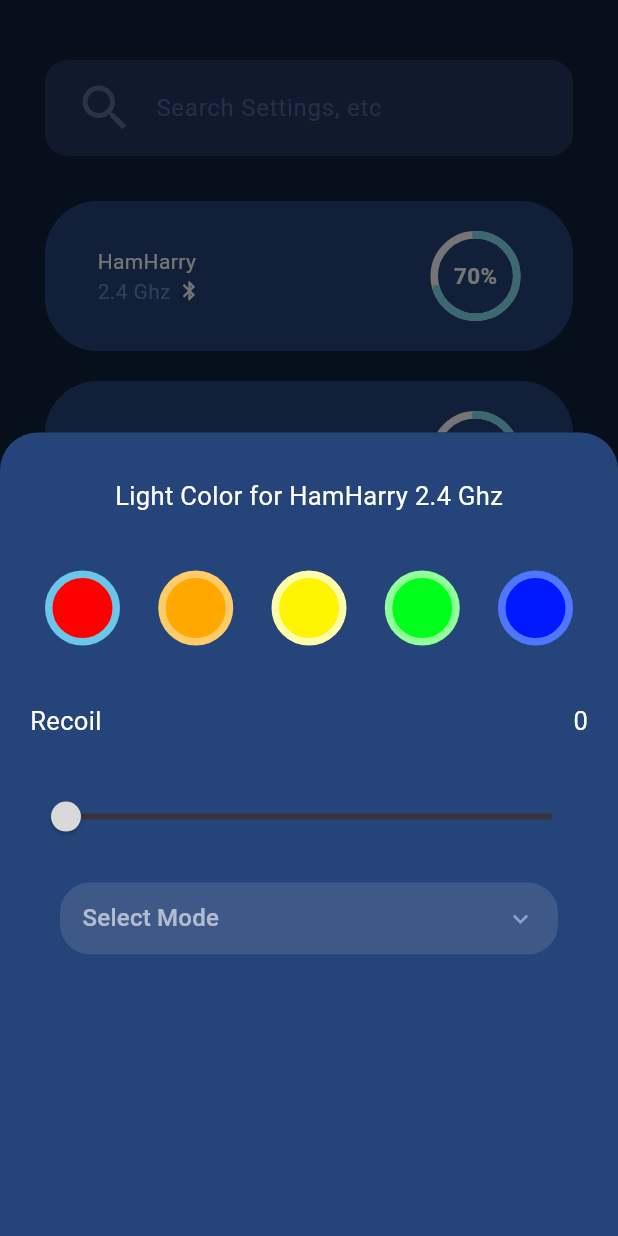
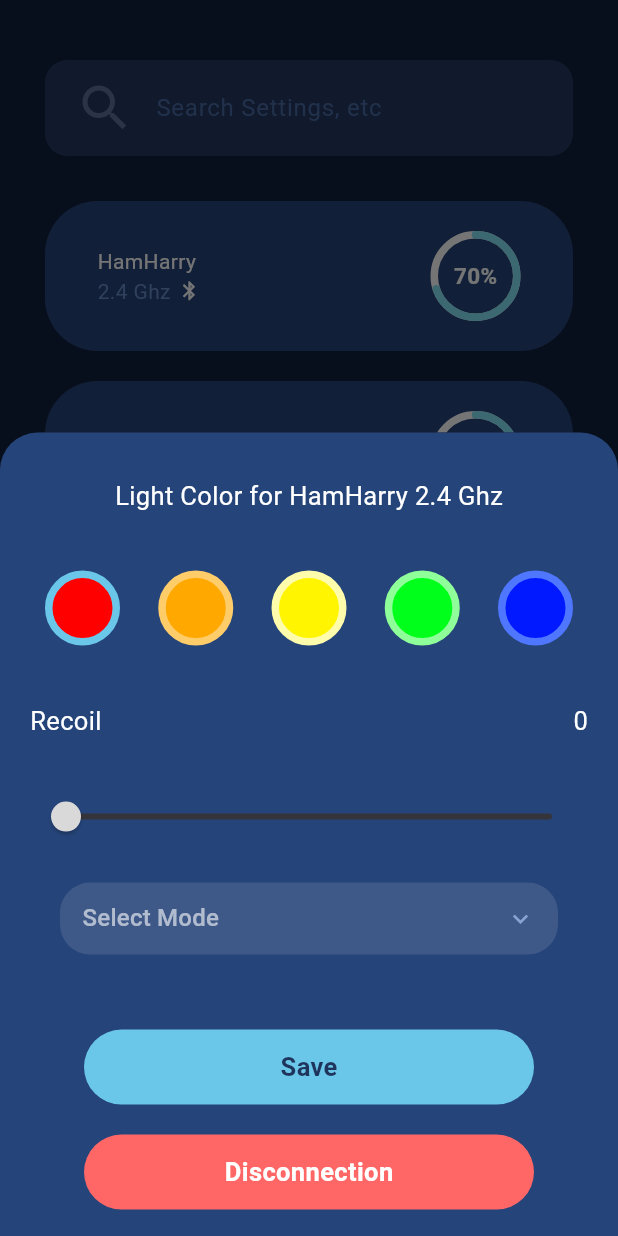
Before and after one commit to Lubpui/phandal_frontend, a Flutter app: the screen it shows after launch, after a tap on "HamHarry", on a phone screen of 412 x 824 dp. Run offline on Flutter 3.47's test engine with Material 3 defaults, Android fonts, the phone set to English and light mode, and no system bars; drawn by our look-alikes of percent_indicator.

Commit message:
Save_Disconnection__complete

```diff
--- a/lib/bottom_sheet.dart
+++ b/lib/bottom_sheet.dart
@@ -174,6 +174,58 @@ class _SheetState extends State<Sheet> {
                     ),
                   ),
                 ),
+                Padding(
+                  padding: const EdgeInsets.only(top: 50, left: 20, right: 20),
+                  child: GestureDetector(
+                    onTap: () {
+                      print("Save");
+                    },
+                    child: Container(
+                      width: 300,
+                      height: 50,
+                      decoration: BoxDecoration(
+                        borderRadius: BorderRadius.circular(25),
+                        color: const Color(0xff6BC7E9),
+                      ),
+                      child: const Center(
+                        child: Text(
+                          "Save",
+                          style: TextStyle(
+                            color: Color(0xff1E345C),
+                            fontWeight: FontWeight.bold,
+                            fontSize: 17,
+                          ),
+                        ),
+                      ),
+                    ),
+                  ),
+                ),
+                Padding(
+                  padding: const EdgeInsets.only(top: 20, left: 20, right: 20),
+                  child: GestureDetector(
+                    onTap: () {
+                      print("Disconnection");
+                    },
+                    child: Container(
+                      width: 300,
+                      height: 50,
+                      decoration: BoxDecoration(
+                        borderRadius: BorderRadius.circular(25),
+                        color: const Color(0xffFF6767),
+                      ),
+                      child: const Center(
+                        child: Text(
+                          "Disconnection",
+                          style: TextStyle(
+                            color: Color(0xffFFFFFF),
+                            fontWeight: FontWeight.bold,
+                            fontSize: 17,
+                          ),
+                        ),
+                      ),
+                    ),
+                  ),
+                ),
               ],
             ),
           )
--- a/lib/home_page.dart
+++ b/lib/home_page.dart
@@ -181,6 +181,7 @@ class _HomePageState extends State<HomePage> {
                 ),
                 SliverToBoxAdapter(
                   child: GestureDetector(
+                    // ontap in bluetooth_home
                     onTap: () {},
                     child: Padding(
                       padding: const EdgeInsets.symmetric(
```
